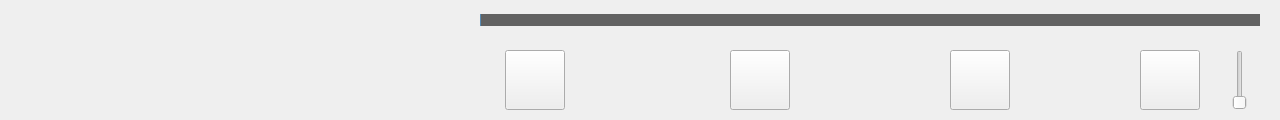
First picture: the form in play_interface.ui, repository ZZHENJIE/ZMBOX, before the edit.
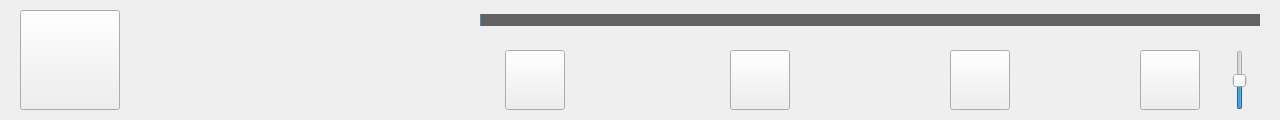
Second picture: the form after the edit. Icons and pictures are not drawn.

Diff of the .ui file:
```diff
--- a/play_interface.ui
+++ b/play_interface.ui
@@ -60,8 +60,8 @@
     <rect>
      <x>350</x>
      <y>0</y>
-     <width>121</width>
-     <height>41</height>
+     <width>120</width>
+     <height>30</height>
     </rect>
    </property>
    <property name="font">
@@ -70,6 +70,9 @@
      <pointsize>10</pointsize>
     </font>
    </property>
+   <property name="styleSheet">
+    <string notr="true">color:white;</string>
+   </property>
    <property name="text">
     <string/>
    </property>
@@ -79,7 +82,7 @@
     <rect>
      <x>130</x>
      <y>30</y>
-     <width>150</width>
+     <width>340</width>
      <height>50</height>
     </rect>
    </property>
@@ -89,9 +92,15 @@
      <pointsize>16</pointsize>
     </font>
    </property>
+   <property name="styleSheet">
+    <string notr="true">color:white;</string>
+   </property>
    <property name="text">
     <string/>
    </property>
+   <property name="alignment">
+    <set>Qt::AlignCenter</set>
+   </property>
   </widget>
   <widget class="QPushButton" name="Image">
    <property name="geometry">
@@ -103,7 +112,7 @@
     </rect>
    </property>
    <property name="styleSheet">
-    <string notr="true">border-radius: 10px;</string>
+    <string notr="true"/>
    </property>
    <property name="text">
     <string/>
@@ -114,8 +123,8 @@
    </property>
    <property name="iconSize">
     <size>
-     <width>100</width>
-     <height>100</height>
+     <width>90</width>
+     <height>90</height>
     </size>
    </property>
    <property name="flat">
@@ -253,6 +262,9 @@
     <property name="maximum">
      <number>100</number>
     </property>
+    <property name="value">
+     <number>50</number>
+    </property>
     <property name="orientation">
      <enum>Qt::Vertical</enum>
     </property>
```
